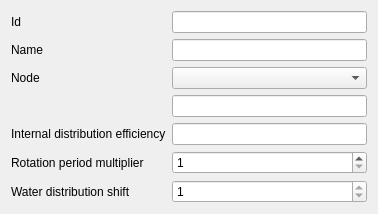
First picture: the form in layerforms/irrigation_unit_dialog.ui, repository rita-tools/IdrAgraTools, before the edit.
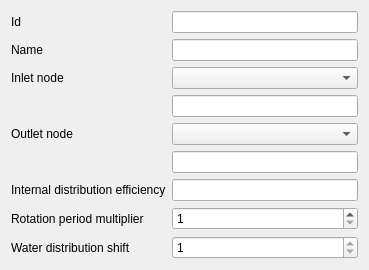
Second picture: the form after the edit.

```diff
--- a/layerforms/irrigation_unit_dialog.ui
+++ b/layerforms/irrigation_unit_dialog.ui
@@ -6,8 +6,8 @@
    <rect>
     <x>0</x>
     <y>0</y>
-    <width>378</width>
-    <height>194</height>
+    <width>369</width>
+    <height>239</height>
    </rect>
   </property>
   <property name="windowTitle">
@@ -60,7 +60,7 @@
       <string>The feature id of the inlet node</string>
      </property>
      <property name="text">
-      <string>Node</string>
+      <string>Inlet node</string>
      </property>
     </widget>
    </item>
@@ -74,7 +74,27 @@
      </property>
     </widget>
    </item>
-   <item row="5" column="0">
+   <item row="4" column="0">
+    <widget class="QLabel" name="outlet_node_LBL">
+     <property name="toolTip">
+      <string>The feature id of the inlet node</string>
+     </property>
+     <property name="text">
+      <string>Outlet node</string>
+     </property>
+    </widget>
+   </item>
+   <item row="4" column="1">
+    <widget class="QComboBox" name="outlet_node_CB"/>
+   </item>
+   <item row="5" column="1">
+    <widget class="QLineEdit" name="outlet_node">
+     <property name="toolTip">
+      <string>The feature id of the inlet node</string>
+     </property>
+    </widget>
+   </item>
+   <item row="6" column="0">
     <widget class="QLabel" name="distr_eff_LBL">
      <property name="toolTip">
       <string>The feature id of the inlet node</string>
@@ -84,7 +104,10 @@
      </property>
     </widget>
    </item>
-   <item row="6" column="0">
+   <item row="6" column="1">
+    <widget class="QLineEdit" name="distr_eff"/>
+   </item>
+   <item row="7" column="0">
     <widget class="QLabel" name="expl_fact_LBL">
      <property name="toolTip">
       <string>The feature id of the inlet node</string>
@@ -94,14 +117,14 @@
      </property>
     </widget>
    </item>
-   <item row="6" column="1">
+   <item row="7" column="1">
     <widget class="QSpinBox" name="expl_factor">
      <property name="minimum">
       <number>1</number>
      </property>
     </widget>
    </item>
-   <item row="7" column="0">
+   <item row="8" column="0">
     <widget class="QLabel" name="wat_shift_LBL">
      <property name="toolTip">
       <string>The feature id of the inlet node</string>
@@ -111,7 +134,7 @@
      </property>
     </widget>
    </item>
-   <item row="7" column="1">
+   <item row="8" column="1">
     <widget class="QSpinBox" name="wat_shift">
      <property name="minimum">
       <number>1</number>
@@ -124,9 +147,6 @@
      </property>
     </widget>
    </item>
-   <item row="5" column="1">
-    <widget class="QLineEdit" name="distr_eff"/>
-   </item>
   </layout>
  </widget>
  <resources/>
```
Left out of the diff: 4 changed lines with no effect on the pictures.
